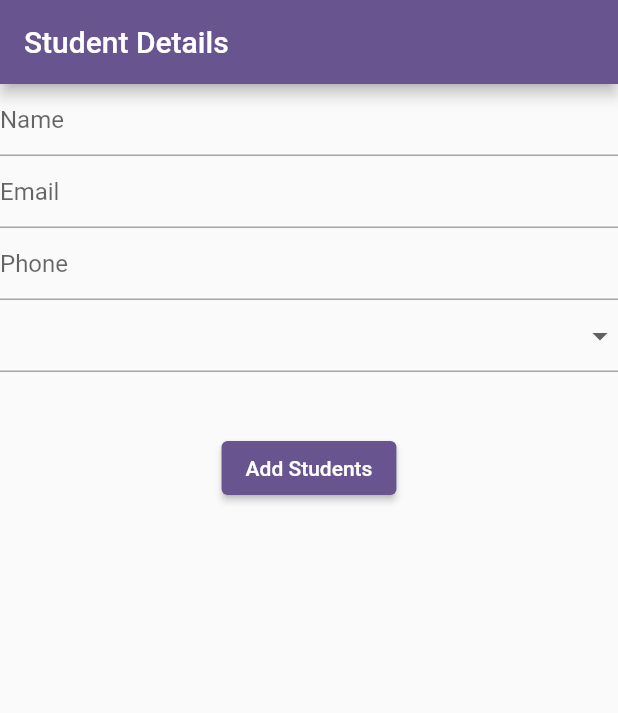
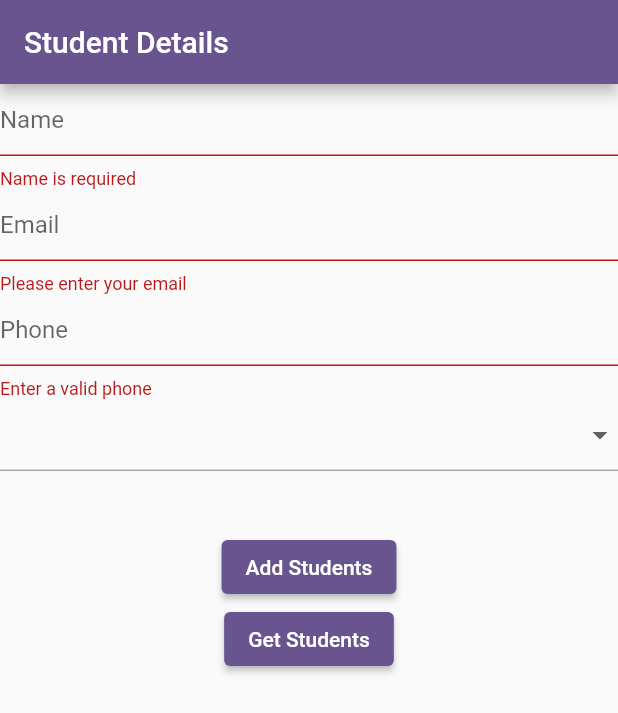
Before and after one commit to edugaon-tech/girls-sqflite, a Flutter app: the screen it shows after launch, after a tap on "Add Students", on a phone screen of 412 x 824 dp. Shown: the top 713 px of the screen. Run offline on Flutter 3.47's test engine with Material 3 defaults, Android fonts, the phone set to English and light mode, and no system bars; our stand-ins replace sqflite; accounts and stored records are empty.

Commit message:
get data from db

```diff
--- a/lib/database_helper.dart
+++ b/lib/database_helper.dart
@@ -31,4 +31,10 @@ class DataBaseHelper {
       'marital_status': maritalStatus
     });
   }
+
+  getStudentData()async{
+    var db = await createTables();
+    var data = await db.query("students");
+    print(data);
+  }
 }
--- a/lib/student_details_screen.dart
+++ b/lib/student_details_screen.dart
@@ -18,6 +18,7 @@ class _StudentDetailsScreenState extends State<StudentDetailsScreen> {
   var databaseHelper = DataBaseHelper();
 
   // TextEditingController nameController = TextEditingController();
+  var studentKey = GlobalKey<FormState>();
 
   @override
   Widget build(BuildContext context) {
@@ -25,11 +26,14 @@ class _StudentDetailsScreenState extends State<StudentDetailsScreen> {
       appBar: AppBar(
         title: const Text("Student Details"),
       ),
-      body: Column(
+      body: Form(
+          key: studentKey,
+          child: Column(
             children: [
-          myTextField(nameController, "Name"),
-          myTextField(emailController, "Email"),
-          myTextField(phoneController, "Phone", keyType: TextInputType.number),
+              myTextField(nameController, "Name",validatorText: "Name is required"),
+              myTextField(emailController, "Email",validatorText: "Please enter your email"),
+              myTextField(phoneController, "Phone",
+                  keyType: TextInputType.number, maxLength: 10,validatorText: "Enter a valid phone"),
               DropdownButtonFormField(
                   items: ["Married", "Unmarried"]
                       .map((item) => DropdownMenuItem(
@@ -47,21 +51,39 @@ class _StudentDetailsScreenState extends State<StudentDetailsScreen> {
               ),
               ElevatedButton(
                   onPressed: () {
-                databaseHelper.insertStudent(nameController.text,
-                    emailController.text, phoneController.text, marriageValue);
+                    if(studentKey.currentState!.validate()){
+                      databaseHelper.insertStudent(
+                          nameController.text,
+                          emailController.text,
+                          phoneController.text,
+                          marriageValue);
+                    }
                   },
-              child: const Text("Add Students"))
+                  child: const Text("Add Students")),
+              ElevatedButton(
+                  onPressed: () {
+                   databaseHelper.getStudentData();
+                  },
+                  child: const Text("Get Students"))
             ],
-      ),
+          )),
     );
   }
 
   Widget myTextField(TextEditingController controller, String hintText,
-      {TextInputType keyType = TextInputType.text}) {
+      {TextInputType keyType = TextInputType.text, int? maxLength,String? validatorText}) {
     return TextFormField(
       controller: controller,
       keyboardType: keyType,
-      decoration: InputDecoration(hintText: hintText),
+      maxLength: maxLength,
+      validator: (text) {
+        if (text?.isEmpty == true) {
+          return validatorText;
+        } else {
+          return null;
+        }
+      },
+      decoration: InputDecoration(hintText: hintText,counterText:""),
     );
   }
 }
```
Also changed, not shown: lib/test_screen.dart (+38 -24 lines). Lines whose indentation alone changed are shown as unchanged.
